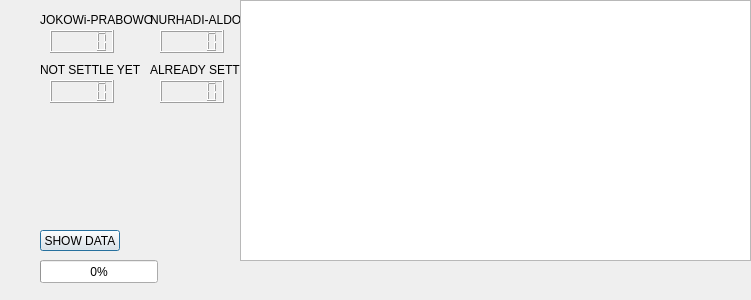
This is dialog_admin.ui in RomiSugianto/election_app as Qt 5 draws it before an edit. The edited form follows.
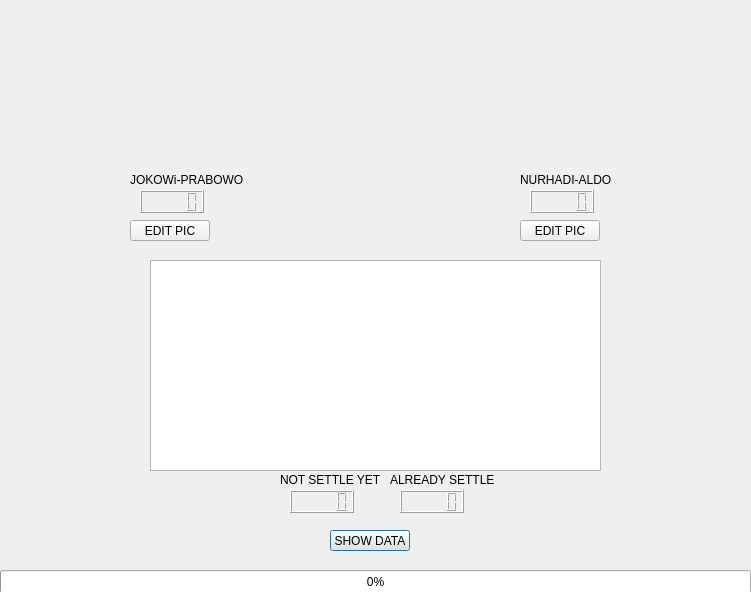
This is the edited form.

Patch:
```diff
--- a/dialog_admin.ui
+++ b/dialog_admin.ui
@@ -7,7 +7,7 @@
     <x>0</x>
     <y>0</y>
     <width>751</width>
-    <height>300</height>
+    <height>592</height>
    </rect>
   </property>
   <property name="windowTitle">
@@ -16,8 +16,8 @@
   <widget class="QLabel" name="label_jp">
    <property name="geometry">
     <rect>
-     <x>40</x>
-     <y>10</y>
+     <x>130</x>
+     <y>170</y>
      <width>171</width>
      <height>20</height>
     </rect>
@@ -29,8 +29,8 @@
   <widget class="QLabel" name="label_na">
    <property name="geometry">
     <rect>
-     <x>150</x>
-     <y>10</y>
+     <x>520</x>
+     <y>170</y>
      <width>121</width>
      <height>20</height>
     </rect>
@@ -48,8 +48,8 @@
   <widget class="QLabel" name="label_nst">
    <property name="geometry">
     <rect>
-     <x>40</x>
-     <y>60</y>
+     <x>280</x>
+     <y>470</y>
      <width>131</width>
      <height>20</height>
     </rect>
@@ -61,8 +61,8 @@
   <widget class="QPushButton" name="pushButton_show">
    <property name="geometry">
     <rect>
-     <x>40</x>
-     <y>230</y>
+     <x>330</x>
+     <y>530</y>
      <width>80</width>
      <height>21</height>
     </rect>
@@ -74,8 +74,8 @@
   <widget class="QLabel" name="label_settle">
    <property name="geometry">
     <rect>
-     <x>150</x>
-     <y>60</y>
+     <x>390</x>
+     <y>470</y>
      <width>111</width>
      <height>20</height>
     </rect>
@@ -87,8 +87,8 @@
   <widget class="QLCDNumber" name="lcdNumber_jp">
    <property name="geometry">
     <rect>
-     <x>50</x>
-     <y>30</y>
+     <x>140</x>
+     <y>190</y>
      <width>64</width>
      <height>23</height>
     </rect>
@@ -97,8 +97,8 @@
   <widget class="QLCDNumber" name="lcdNumber_na">
    <property name="geometry">
     <rect>
-     <x>160</x>
-     <y>30</y>
+     <x>530</x>
+     <y>190</y>
      <width>64</width>
      <height>23</height>
     </rect>
@@ -107,8 +107,8 @@
   <widget class="QLCDNumber" name="lcdNumber_nsy">
    <property name="geometry">
     <rect>
-     <x>50</x>
-     <y>80</y>
+     <x>290</x>
+     <y>490</y>
      <width>64</width>
      <height>23</height>
     </rect>
@@ -117,8 +117,8 @@
   <widget class="QLCDNumber" name="lcdNumber_settle">
    <property name="geometry">
     <rect>
-     <x>160</x>
-     <y>80</y>
+     <x>400</x>
+     <y>490</y>
      <width>64</width>
      <height>23</height>
     </rect>
@@ -130,9 +130,9 @@
    </property>
    <property name="geometry">
     <rect>
-     <x>40</x>
-     <y>260</y>
-     <width>118</width>
+     <x>0</x>
+     <y>570</y>
+     <width>751</width>
      <height>23</height>
     </rect>
    </property>
@@ -143,11 +143,76 @@
   <widget class="QTableWidget" name="tableWidget">
    <property name="geometry">
     <rect>
-     <x>240</x>
+     <x>150</x>
+     <y>260</y>
+     <width>451</width>
+     <height>211</height>
+    </rect>
+   </property>
+  </widget>
+  <widget class="QLabel" name="label_pic_jp">
+   <property name="geometry">
+    <rect>
+     <x>90</x>
      <y>0</y>
-     <width>511</width>
-     <height>261</height>
+     <width>201</width>
+     <height>171</height>
     </rect>
+   </property>
+   <property name="text">
+    <string/>
+   </property>
+  </widget>
+  <widget class="QLabel" name="label_pic_na">
+   <property name="geometry">
+    <rect>
+     <x>440</x>
+     <y>0</y>
+     <width>231</width>
+     <height>171</height>
+    </rect>
+   </property>
+   <property name="text">
+    <string/>
+   </property>
+  </widget>
+  <widget class="QPushButton" name="pushButton_pic_jp">
+   <property name="geometry">
+    <rect>
+     <x>130</x>
+     <y>220</y>
+     <width>80</width>
+     <height>21</height>
+    </rect>
+   </property>
+   <property name="text">
+    <string>EDIT PIC</string>
+   </property>
+  </widget>
+  <widget class="QPushButton" name="pushButton_pic_na">
+   <property name="geometry">
+    <rect>
+     <x>520</x>
+     <y>220</y>
+     <width>80</width>
+     <height>21</height>
+    </rect>
+   </property>
+   <property name="text">
+    <string>EDIT PIC</string>
+   </property>
+  </widget>
+  <widget class="QLabel" name="label_status_pic">
+   <property name="geometry">
+    <rect>
+     <x>320</x>
+     <y>130</y>
+     <width>111</width>
+     <height>16</height>
+    </rect>
+   </property>
+   <property name="text">
+    <string/>
    </property>
   </widget>
  </widget>
```
